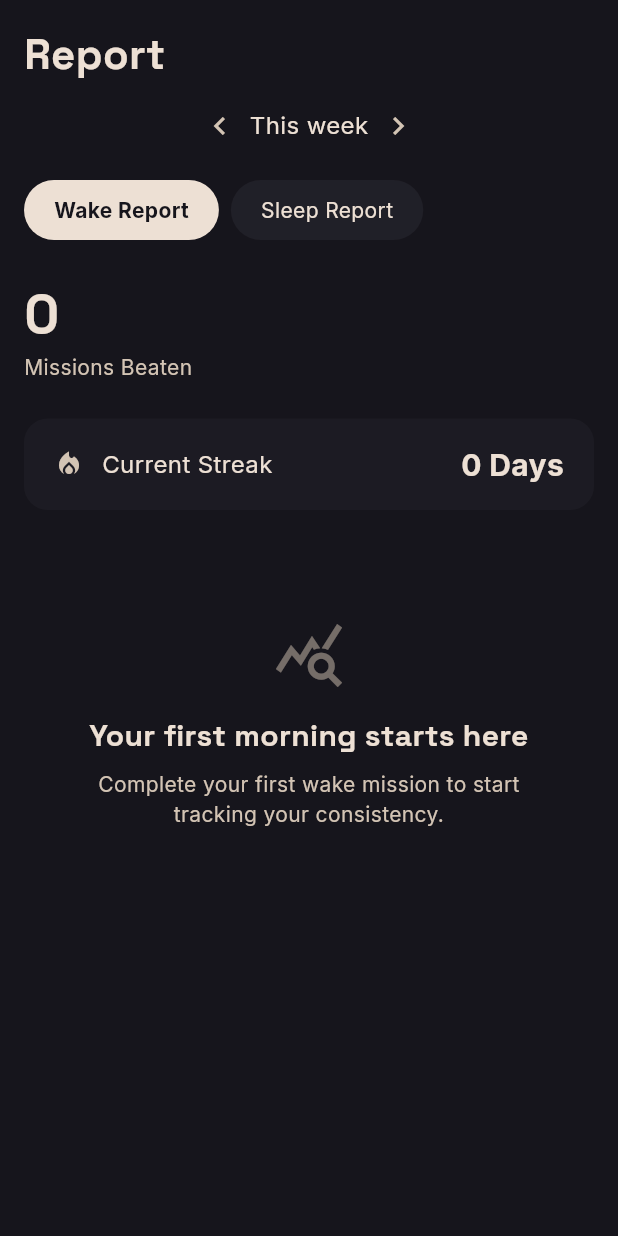
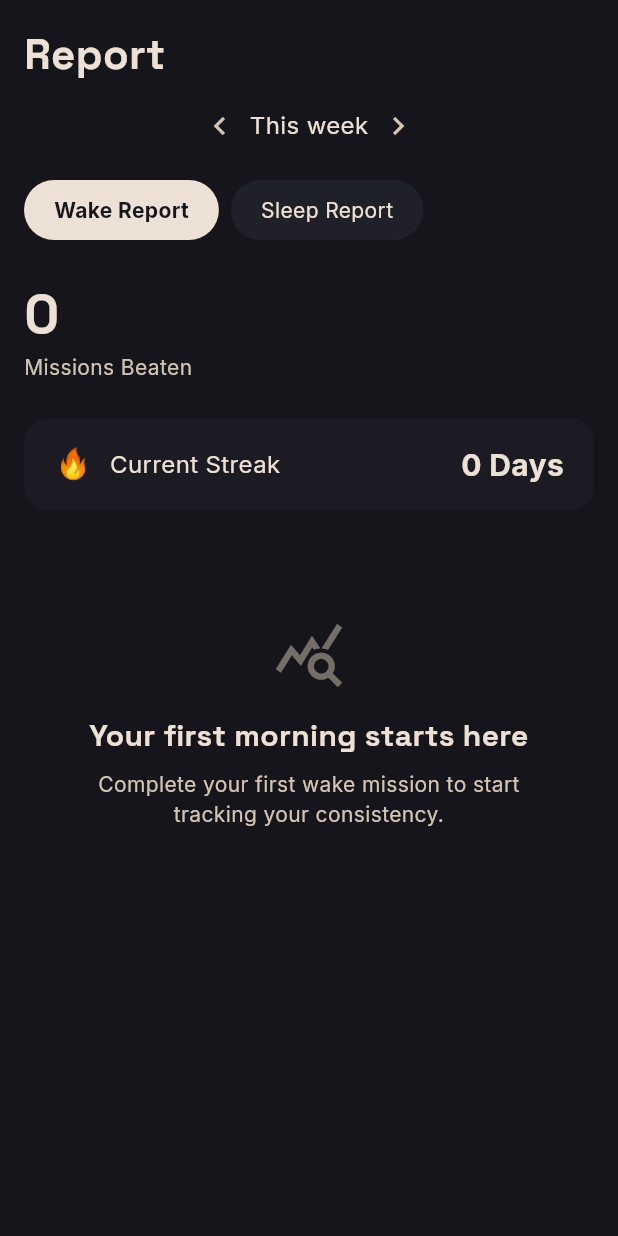
Before and after one commit to Yash-Nimkar0/chessAlarm, a Flutter app: the ReportScreen screen opened directly, on a phone screen of 412 x 824 dp. Run offline on Flutter 3.47's test engine with Material 3 defaults, Android fonts, the phone set to English and light mode, and no system bars; our stand-ins replace audioplayers, csv, fl_chart, flutter_local_notifications, geolocator, google_fonts and 6 more; missing offline and left inert: alarm, bishop, flutter_foreground_task, haptic_feedback, mobile_scanner, noise_meter and 3 more; accounts and stored records are empty; network calls fail.

Commit message:
fix: use flame emoji for streak in report screen for consistency

```diff
--- a/lib/screens/report_screen.dart
+++ b/lib/screens/report_screen.dart
@@ -142,7 +142,7 @@ class _ReportScreenState extends State<ReportScreen> {
             ],
           ),
           const SizedBox(height: 24),
-          _buildStatRow('Current Streak', '$_currentStreak Days', Icons.local_fire_department),
+          _buildStatRow('Current Streak', '$_currentStreak Days', '🔥'),
           const SizedBox(height: 24),
           if (totalPuzzles == 0)
             Padding(
@@ -366,7 +366,7 @@ class _ReportScreenState extends State<ReportScreen> {
     );
   }
 
-  Widget _buildStatRow(String label, String value, IconData icon) {
+  Widget _buildStatRow(String label, String value, String emoji) {
     return Container(
       padding: const EdgeInsets.symmetric(horizontal: 20, vertical: 16),
       decoration: BoxDecoration(
@@ -378,7 +378,7 @@ class _ReportScreenState extends State<ReportScreen> {
         children: [
           Row(
             children: [
-              Icon(icon, color: Theme.of(context).colorScheme.onSurfaceVariant, size: 20),
+              Text(emoji, style: const TextStyle(fontSize: 20)),
               const SizedBox(width: 12),
               Text(label, style: TextStyle(color: Theme.of(context).colorScheme.onSurface, fontSize: 16)),
             ],
```
